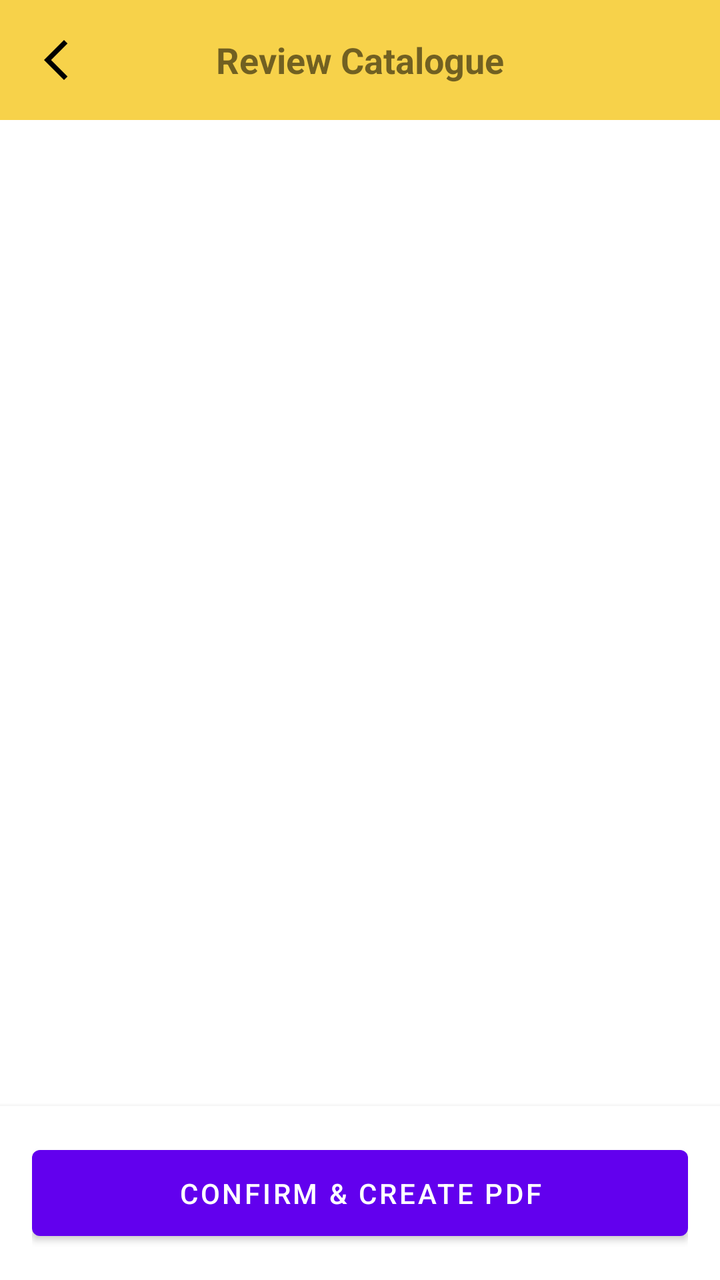
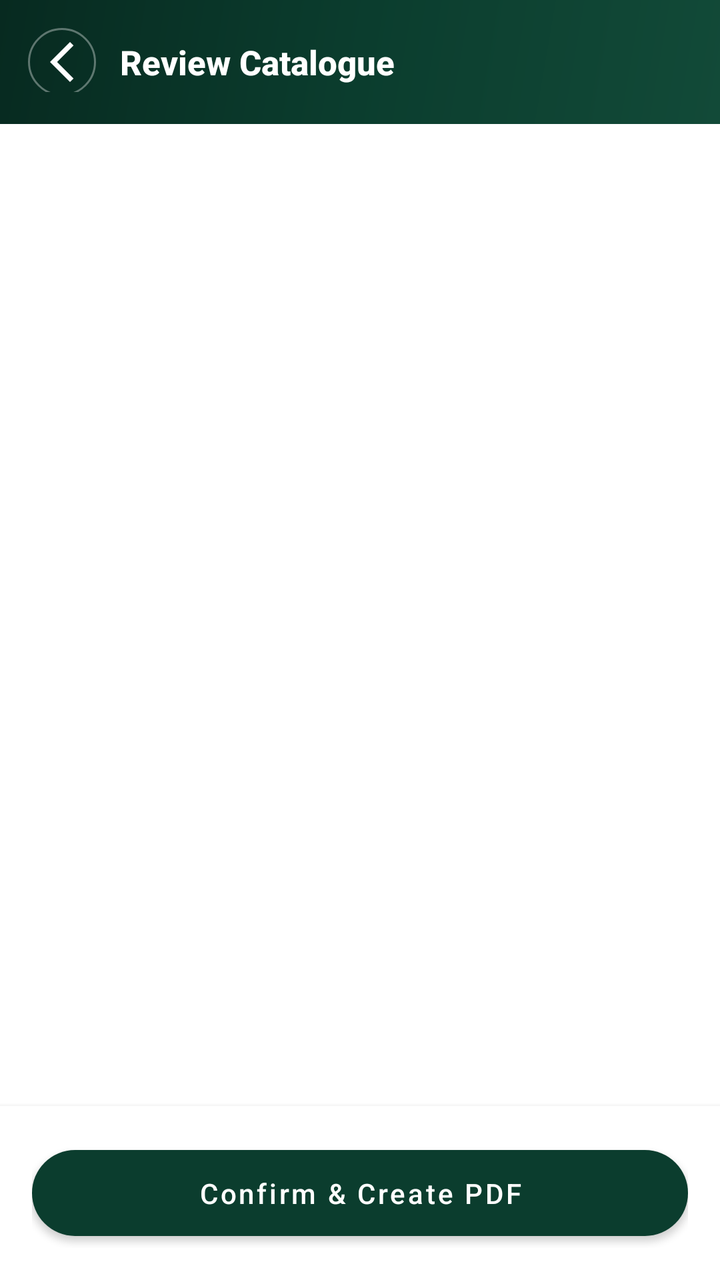

Before-and-after screenshots of an Android layout around one commit, followed by the original layout XML and the change that was made.
<!-- AndroidManifest.xml: application theme Theme.The3S -->
<!-- res/layout/activity_catalogue_review.xml -->
<?xml version="1.0" encoding="utf-8"?>
<RelativeLayout xmlns:android="http://schemas.android.com/apk/res/android"
    xmlns:app="http://schemas.android.com/apk/res-auto"
    xmlns:tools="http://schemas.android.com/tools"
    android:layout_width="match_parent"
    android:layout_height="match_parent">

    <RelativeLayout
        android:id="@+id/app_bar_layout"
        android:layout_width="match_parent"
        android:layout_height="60dp"
        android:background="@color/primaryColor">

        <ImageButton
            android:id="@+id/back_button"
            android:layout_width="24dp"
            android:layout_height="24dp"
            android:layout_centerVertical="true"
            android:layout_marginStart="16dp"
            android:background="@android:color/transparent"
            android:src="@drawable/ic_back" />

        <TextView
            android:layout_width="wrap_content"
            android:layout_height="wrap_content"
            android:layout_centerInParent="true"
            android:text="Review Catalogue"
            android:textSize="18sp"
            android:textStyle="bold" />

    </RelativeLayout>

    <HorizontalScrollView
        android:id="@+id/category_scroller"
        android:layout_width="match_parent"
        android:layout_height="wrap_content"
        android:layout_below="@id/app_bar_layout"
        android:layout_marginTop="10dp"
        android:scrollbars="none">

        <com.google.android.material.chip.ChipGroup
            android:id="@+id/category_chip_group"
            android:layout_width="wrap_content"
            android:layout_height="wrap_content"
            android:paddingStart="16dp"
            android:paddingEnd="16dp"
            app:singleSelection="true" />
    </HorizontalScrollView>

    <androidx.recyclerview.widget.RecyclerView
        android:id="@+id/review_recycler_view"
        android:layout_width="match_parent"
        android:layout_height="match_parent"
        android:layout_above="@+id/logged_in_options_container"
        android:layout_below="@id/category_scroller"
        app:layoutManager="androidx.recyclerview.widget.LinearLayoutManager" />

    <LinearLayout
        android:id="@+id/logged_in_options_container"
        android:layout_width="match_parent"
        android:layout_height="wrap_content"
        android:layout_above="@id/confirm_button_container"
        android:orientation="vertical"
        android:paddingStart="16dp"
        android:paddingEnd="16dp"
        android:visibility="gone"
        tools:visibility="visible">

        <com.google.android.material.button.MaterialButton
            android:id="@+id/add_margin_button"
            style="@style/Widget.MaterialComponents.Button.TextButton"
            android:layout_width="wrap_content"
            android:layout_height="wrap_content"
            android:text="Add Margin to Prices" />

    </LinearLayout>

    <LinearLayout
        android:id="@+id/confirm_button_container"
        android:layout_width="match_parent"
        android:layout_height="wrap_content"
        android:layout_alignParentBottom="true"
        android:background="@color/white"
        android:elevation="4dp"
        android:padding="16dp">

        <com.google.android.material.button.MaterialButton
            android:id="@+id/confirm_button"
            android:layout_width="match_parent"
            android:layout_height="wrap_content"
            android:padding="12dp"
            android:text="Confirm &amp; Create PDF" />
    </LinearLayout>
</RelativeLayout>
<!-- resources referenced by this layout -->
<resources>
  <color name="primaryColor">#f7d24a</color>
  <color name="white">#FFFFFFFF</color>
  <!-- drawable ic_back (drawable) -->
  <vector xmlns:android="http://schemas.android.com/apk/res/android" android:height="24dp" android:tint="#000000" android:viewportHeight="960" android:viewportWidth="960" android:width="24dp">
        
      <path android:fillColor="@android:color/white" android:pathData="M640,880L240,480L640,80L711,151L382,480L711,809L640,880Z"/>
      
  </vector>
  <style name="Theme.The3S" parent="Theme.MaterialComponents.Light.NoActionBar">
          <item name="android:windowOptOutEdgeToEdgeEnforcement" tools:ignore="NewApi">true</item>
          
          <item name="colorPrimary">@color/purple_500</item>
          <item name="colorPrimaryVariant">@color/purple_700</item>
          <item name="colorOnPrimary">@color/white</item>
          
          <item name="colorSecondary">@color/teal_200</item>
          <item name="colorSecondaryVariant">@color/teal_700</item>
          <item name="colorOnSecondary">@color/black</item>
          
          <item name="android:statusBarColor">?attr/colorPrimaryVariant</item>
          
      </style>
  <color name="purple_500">#FF6200EE</color>
  <color name="purple_700">#f7d24a</color>
  <color name="teal_200">#FF03DAC5</color>
  <color name="teal_700">#FF018786</color>
  <color name="black">#FF000000</color>
</resources>

<!-- the commit's change to res/layout/activity_catalogue_review.xml (unified diff, before → after) -->
@@ -2,30 +2,41 @@
 <RelativeLayout xmlns:android="http://schemas.android.com/apk/res/android"
     xmlns:app="http://schemas.android.com/apk/res-auto"
     xmlns:tools="http://schemas.android.com/tools"
+    android:id="@+id/catalogue_review_root"
     android:layout_width="match_parent"
     android:layout_height="match_parent">
 
     <RelativeLayout
         android:id="@+id/app_bar_layout"
         android:layout_width="match_parent"
-        android:layout_height="60dp"
-        android:background="@color/primaryColor">
+        android:layout_height="wrap_content"
+        android:background="@drawable/bg_header_gradient"
+        android:paddingStart="14dp"
+        android:paddingTop="12dp"
+        android:paddingEnd="14dp"
+        android:paddingBottom="16dp">
 
         <ImageButton
             android:id="@+id/back_button"
-            android:layout_width="24dp"
-            android:layout_height="24dp"
+            android:layout_width="34dp"
+            android:layout_height="34dp"
             android:layout_centerVertical="true"
-            android:layout_marginStart="16dp"
-            android:background="@android:color/transparent"
-            android:src="@drawable/ic_back" />
+            android:background="@drawable/bg_back_circle"
+            android:contentDescription="Back"
+            android:padding="7dp"
+            android:src="@drawable/ic_back"
+            app:tint="@color/white" />
 
         <TextView
             android:layout_width="wrap_content"
             android:layout_height="wrap_content"
-            android:layout_centerInParent="true"
+            android:layout_centerVertical="true"
+            android:layout_marginStart="12dp"
+            android:layout_toEndOf="@id/back_button"
+            android:fontFamily="sans-serif-medium"
             android:text="Review Catalogue"
-            android:textSize="18sp"
+            android:textColor="@color/white"
+            android:textSize="17sp"
             android:textStyle="bold" />
 
     </RelativeLayout>
@@ -71,7 +82,9 @@
             style="@style/Widget.MaterialComponents.Button.TextButton"
             android:layout_width="wrap_content"
             android:layout_height="wrap_content"
-            android:text="Add Margin to Prices" />
+            android:text="＋ Add Margin to Prices"
+            android:textAllCaps="false"
+            android:textColor="@color/priceGreen" />
 
     </LinearLayout>
 
@@ -89,6 +102,10 @@
             android:layout_width="match_parent"
             android:layout_height="wrap_content"
             android:padding="12dp"
-            android:text="Confirm &amp; Create PDF" />
+            android:text="Confirm &amp; Create PDF"
+            android:textAllCaps="false"
+            android:textColor="@color/white"
+            app:backgroundTint="@color/primaryColor"
+            app:cornerRadius="24dp" />
     </LinearLayout>
 </RelativeLayout>
<!-- resource entries referenced after the edit -->
@@ -1,7 +1,27 @@
 <!-- resources referenced by this layout -->
 <resources>
-  <color name="primaryColor">#f7d24a</color>
+  <color name="priceGreen">#16604A</color>
+  <color name="primaryColor">#0B3D2E</color>
   <color name="white">#FFFFFFFF</color>
+  <!-- drawable bg_back_circle (drawable) -->
+  <?xml version="1.0" encoding="utf-8"?>
+  <shape xmlns:android="http://schemas.android.com/apk/res/android"
+      android:shape="oval">
+      <solid android:color="@android:color/transparent" />
+      <stroke
+          android:width="1dp"
+          android:color="#59FFFFFF" />
+  </shape>
+  <!-- drawable bg_header_gradient (drawable) -->
+  <?xml version="1.0" encoding="utf-8"?>
+  <shape xmlns:android="http://schemas.android.com/apk/res/android"
+      android:shape="rectangle">
+      <gradient
+          android:angle="315"
+          android:startColor="#072A20"
+          android:centerColor="#0B3D2E"
+          android:endColor="#124A38" />
+  </shape>
   <!-- drawable ic_back (drawable) -->
   <vector xmlns:android="http://schemas.android.com/apk/res/android" android:height="24dp" android:tint="#000000" android:viewportHeight="960" android:viewportWidth="960" android:width="24dp">
         
@@ -11,21 +31,17 @@
   <style name="Theme.The3S" parent="Theme.MaterialComponents.Light.NoActionBar">
           <item name="android:windowOptOutEdgeToEdgeEnforcement" tools:ignore="NewApi">true</item>
           
-          <item name="colorPrimary">@color/purple_500</item>
-          <item name="colorPrimaryVariant">@color/purple_700</item>
+          <item name="colorPrimary">@color/primaryColor</item>
+          <item name="colorPrimaryVariant">@color/primaryDark</item>
           <item name="colorOnPrimary">@color/white</item>
           
-          <item name="colorSecondary">@color/teal_200</item>
-          <item name="colorSecondaryVariant">@color/teal_700</item>
-          <item name="colorOnSecondary">@color/black</item>
+          <item name="colorSecondary">#2A9070</item>
+          <item name="colorSecondaryVariant">#1F7A5E</item>
+          <item name="colorOnSecondary">@color/white</item>
           
           <item name="android:statusBarColor">?attr/colorPrimaryVariant</item>
           
       </style>
-  <color name="purple_500">#FF6200EE</color>
-  <color name="purple_700">#f7d24a</color>
-  <color name="teal_200">#FF03DAC5</color>
-  <color name="teal_700">#FF018786</color>
-  <color name="black">#FF000000</color>
+  <color name="primaryDark">#072A20</color>
 </resources>
 
